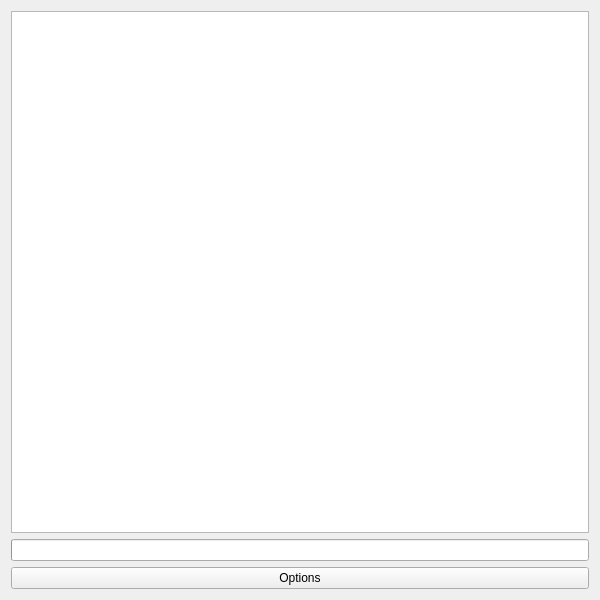
First picture: the form in mainwindow.ui, repository ArcticNoise/QtVideoConverter, before the edit.
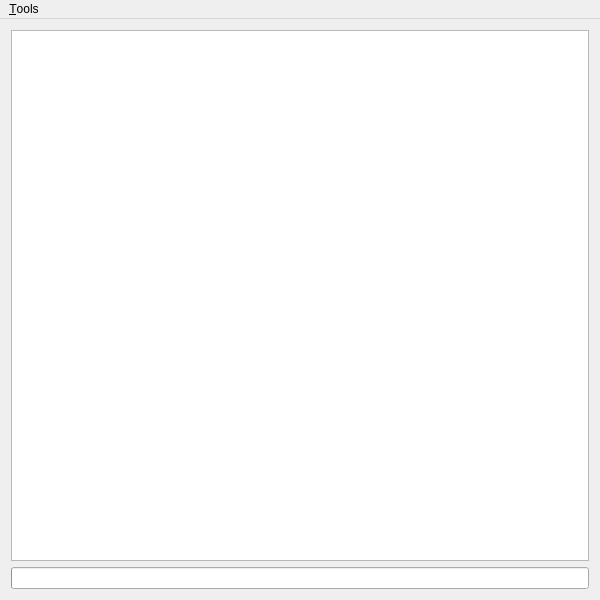
Second picture: the form after the edit. Custom widgets are drawn as their Qt base class.

Commit message: Added app icon. Moved settings to menu.

Patch:
```diff
--- a/mainwindow.ui
+++ b/mainwindow.ui
@@ -37,15 +37,33 @@
       </property>
      </widget>
     </item>
-    <item>
-     <widget class="QPushButton" name="optionsButton">
-      <property name="text">
-       <string>Options</string>
-      </property>
-     </widget>
-    </item>
    </layout>
   </widget>
+  <widget class="QMenuBar" name="menuBar">
+   <property name="geometry">
+    <rect>
+     <x>0</x>
+     <y>0</y>
+     <width>600</width>
+     <height>21</height>
+    </rect>
+   </property>
+   <widget class="QMenu" name="menuTools">
+    <property name="title">
+     <string>&amp;Tools</string>
+    </property>
+    <addaction name="action_Settings"/>
+   </widget>
+   <addaction name="menuTools"/>
+  </widget>
+  <action name="action_Settings">
+   <property name="text">
+    <string>&amp;Settings</string>
+   </property>
+   <property name="shortcut">
+    <string>Ctrl+O</string>
+   </property>
+  </action>
  </widget>
  <layoutdefault spacing="6" margin="11"/>
  <customwidgets>
```
The commit also changes 7 other files.
